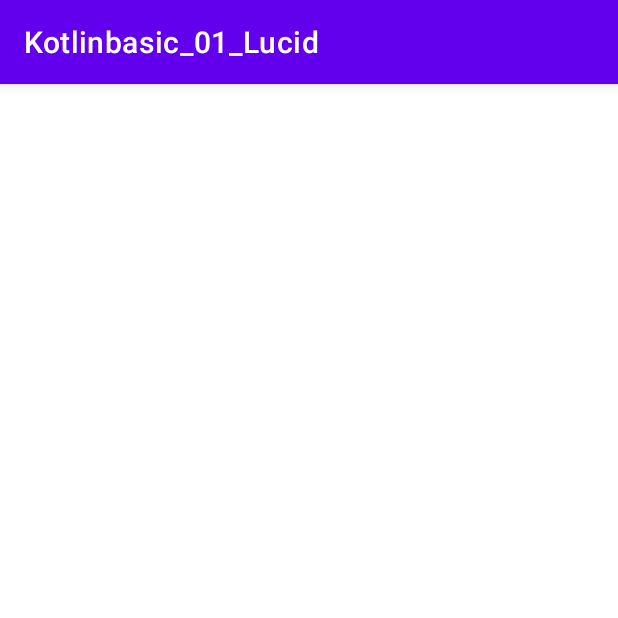
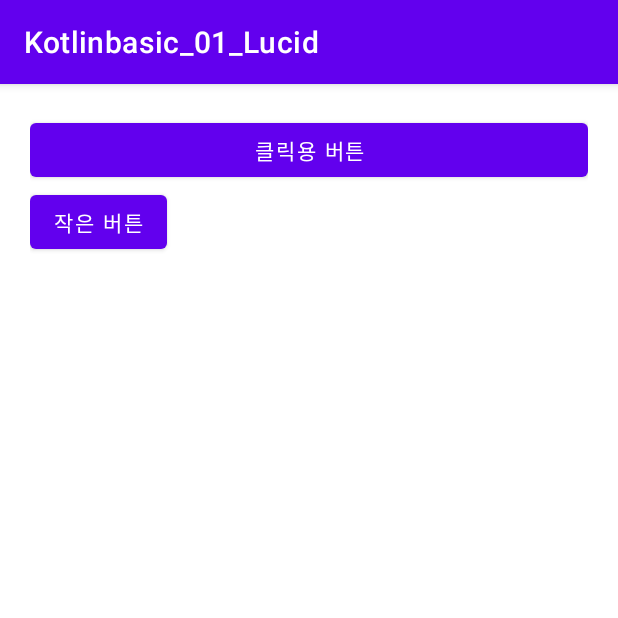
Before and after one commit to userLucid/Kotlinbasic_01_Lucid, an Android app: the screen it shows after launch (MainActivity), on a phone screen of 412 x 824 dp, the top half of it. Run offline under Robolectric (Android 15) with nearby library versions, the phone set to English and light mode, and no system bars.

Commit message:
버튼 2개 추가 - 기초 이벤트에 사용 예정

```diff
--- a/app/build.gradle
+++ b/app/build.gradle
@@ -1,6 +1,7 @@
 plugins {
     id 'com.android.application'
     id 'kotlin-android'
+    id 'kotlin-android-extensions'
 }
 
 android {
--- a/app/src/main/java/com/example/kotlinbasic_01_lucid/MainActivity.kt
+++ b/app/src/main/java/com/example/kotlinbasic_01_lucid/MainActivity.kt
@@ -2,10 +2,17 @@ package com.example.kotlinbasic_01_lucid
 
 import androidx.appcompat.app.AppCompatActivity
 import android.os.Bundle
+import kotlinx.android.synthetic.main.activity_main.*
 
 class MainActivity : AppCompatActivity() {
+
     override fun onCreate(savedInstanceState: Bundle?) {
         super.onCreate(savedInstanceState)
         setContentView(R.layout.activity_main)
+
+        clickBtn
+
+        smallbBtn
+
     }
 }
--- a/app/src/main/res/layout/activity_main.xml
+++ b/app/src/main/res/layout/activity_main.xml
@@ -5,7 +5,22 @@
     android:layout_width="match_parent"
     android:layout_height="match_parent"
     android:orientation="vertical"
+    android:padding="20dp"
     tools:context=".MainActivity">
+
+    <Button
+        android:id="@+id/clickBtn"
+        android:layout_width="match_parent"
+        android:layout_height="wrap_content"
+        android:text="클릭용 버튼"/>
+
+    <Button
+        android:id="@+id/smallbBtn"
+        android:layout_width="wrap_content"
+        android:layout_height="wrap_content"
+        android:text="작은 버튼"/>
+
+
 
 
 </LinearLayout>
```
